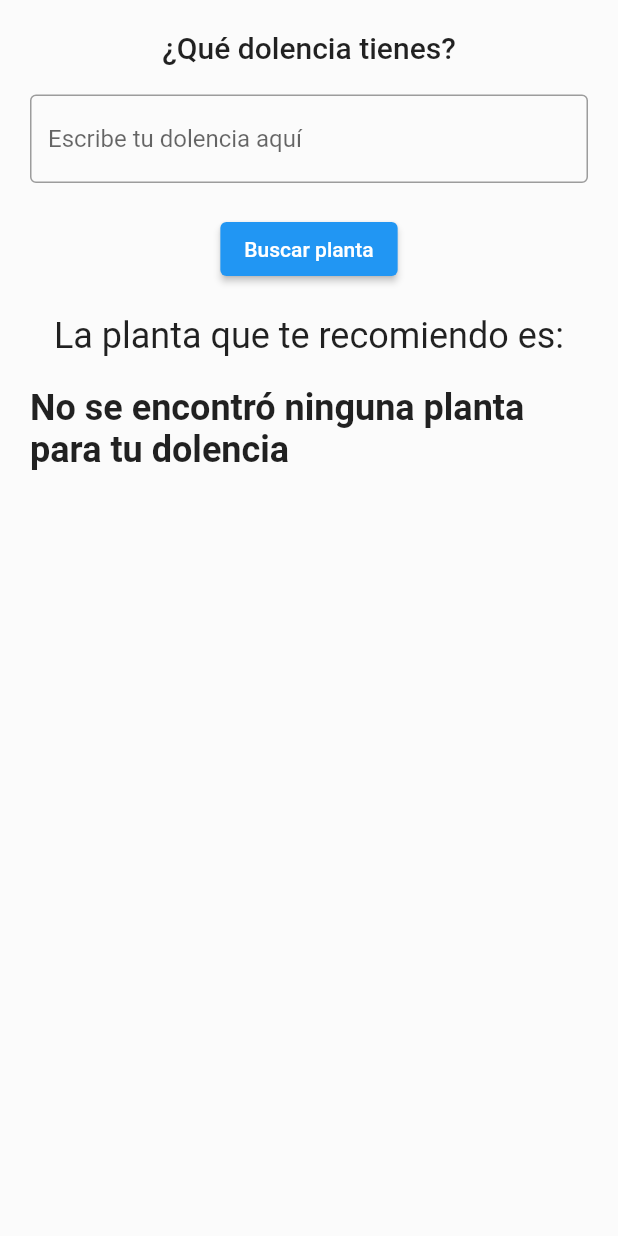
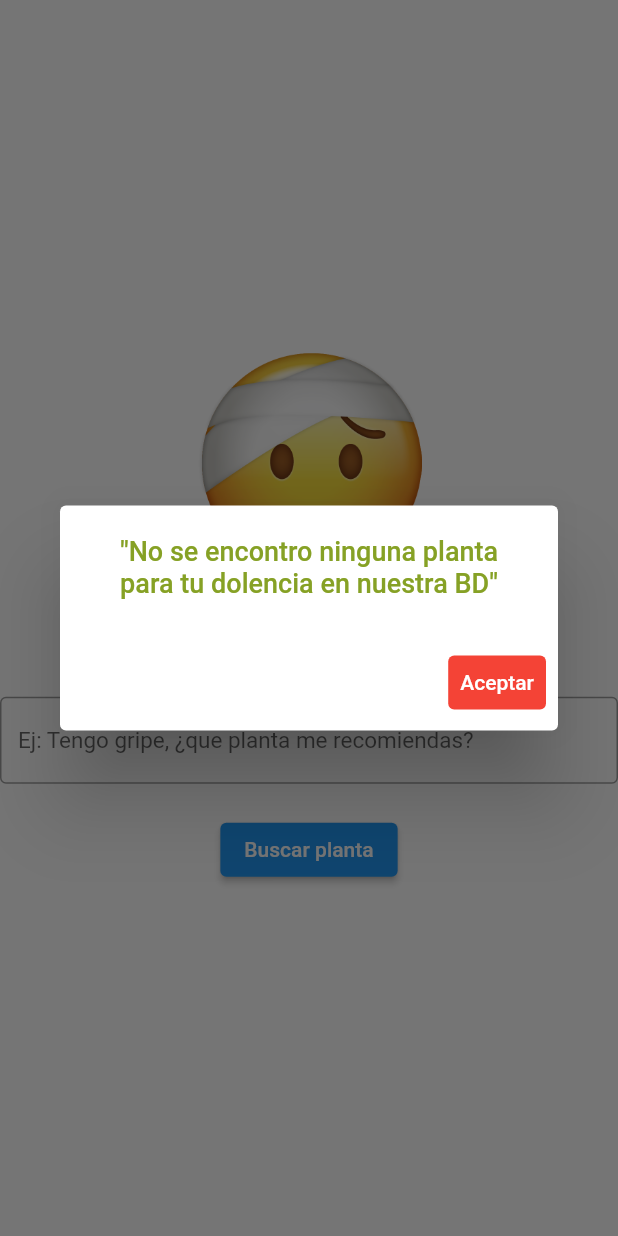
Before and after one commit to rodrygo-c-garcia/yolov8-flutter-plant-segmentation, a Flutter app: the CaptureAilment screen opened directly, after a tap on "Buscar planta", on a phone screen of 412 x 824 dp. Run offline on Flutter 3.47's test engine with Material 2 defaults, Android fonts, the phone set to English and light mode, and no system bars; our stand-ins replace camera, flutter_easyloading, fluttertoast, image_picker, screenshot; missing offline and left inert: excel, flutter_vision; Roboto replaces fonts that are missing (Helvetica).

Commit message:
refactor: modify the text entry for the disease

```diff
--- a/lib/screens/capture_ailment.dart
+++ b/lib/screens/capture_ailment.dart
@@ -20,6 +20,7 @@ class CaptureAilmentPlant extends State<CaptureAilment> {
   // Crear el controlador del campo de texto
   final TextEditingController controller = TextEditingController();
   String planta = "", descripcion = "";
+
   @override
   void initState() {
     super.initState();
@@ -67,14 +68,20 @@ class CaptureAilmentPlant extends State<CaptureAilment> {
     return Scaffold(
       body: Container(
         // Aquí agregas el widget Container
-        color: Colors.white10,
+        color: Colors.white,
         child: Center(
-          child: Padding(
-            // Aquí agregas el widget Padding
-            padding: const EdgeInsets.all(20), // valor del padding
           child: Column(
             mainAxisAlignment: MainAxisAlignment.center,
             children: <Widget>[
+              Padding(
+                padding: const EdgeInsets.fromLTRB(0, 0, 0, 20),
+                // Usa el widget Image.asset para mostrar una imagen desde los assets locales
+                child: Image.asset(
+                  'assets/images/enfermo.png',
+                  width: 150,
+                  height: 150,
+                ),
+              ),
               const Text(
                 '¿Qué dolencia tienes?',
                 style: TextStyle(
@@ -84,11 +91,27 @@ class CaptureAilmentPlant extends State<CaptureAilment> {
                 ),
               ),
               const SizedBox(height: 20),
+              const Opacity(
+                opacity: 0.5,
+                child: Text(
+                  'Escribe tu dolencia aquí',
+                  textAlign: TextAlign.left,
+                  style: TextStyle(
+                    fontSize: 15,
+                    fontFamily: "Helvetica",
+                    fontWeight: FontWeight.w300,
+                  ),
+                ),
+              ),
               TextField(
                 controller: controller,
                 decoration: const InputDecoration(
                   border: OutlineInputBorder(),
-                    hintText: 'Escribe tu dolencia aquí',
+                  hintText: 'Ej: Tengo gripe, ¿que planta me recomiendas?',
+                ),
+                style: const TextStyle(
+                  // Usa la propiedad fontSize para especificar el tamaño de la fuente en píxeles
+                  fontSize: 15,
                 ),
               ),
               const SizedBox(height: 20),
@@ -100,7 +123,6 @@ class CaptureAilmentPlant extends State<CaptureAilment> {
                   final plantaDescripcion =
                       buscarPlanta(dolencia, service.lista);
                   if (plantaDescripcion == null) {
-                      planta = "No se encontró ninguna planta para tu dolencia";
                     descripcion = "";
                   } else {
                     final partes = plantaDescripcion.split("-");
@@ -120,10 +142,10 @@ class CaptureAilmentPlant extends State<CaptureAilment> {
                       builder: (context) {
                         return AlertDialog(
                           title: const Text(
-                              "Recomendacion!",
+                            "¡Recomendacion!",
                             style: TextStyle(
                               color: Color.fromARGB(255, 37, 70, 161),
-                                fontSize: 20,
+                              fontSize: 16,
                               fontFamily: "Helvetica",
                               fontWeight: FontWeight.normal,
                             ),
@@ -131,11 +153,71 @@ class CaptureAilmentPlant extends State<CaptureAilment> {
                           content: Column(
                             mainAxisSize: MainAxisSize.min,
                             children: [
-                                Image.asset("assets/images/OIG5.jpeg"),
-
+                              Padding(
+                                padding: const EdgeInsets.fromLTRB(0, 0, 0, 20),
+                                // Usa el widget Image.asset para mostrar una imagen desde los assets locales
+                                child: Image.asset(
+                                  'assets/images/OIG5.jpeg',
+                                  width: 200,
+                                  height: 200,
+                                ),
+                              ),
                               // Aquí agregas la imagen que quieres mostrar
                               const Text(
                                 '"Por favor enfoca la planta a la cámara"',
+                                textAlign: TextAlign.center,
+                                style: TextStyle(
+                                  color: Color.fromARGB(255, 134, 161, 37),
+                                  fontSize: 18,
+                                  fontFamily: "Helvetica",
+                                  fontWeight: FontWeight.w400,
+                                ),
+                              ),
+                            ],
+                          ),
+                          actions: [
+                            TextButton(
+                              onPressed: () {
+                                // Cerrar la ventana emergente
+                                Navigator.pop(context);
+                              },
+                              style: TextButton.styleFrom(
+                                backgroundColor: Colors.red,
+                                foregroundColor: Colors.white,
+                              ),
+                              child: const Text("Cancelar"),
+                            ),
+                            TextButton(
+                              onPressed: () {
+                                // Navegar a la clase YoloV8Seg y pasar los valores de servicio.planta y service.descripcion
+                                Navigator.push(
+                                    context,
+                                    MaterialPageRoute(
+                                        builder: (context) =>
+                                            YoloVideo(vision: vision)));
+                              },
+                              style: TextButton.styleFrom(
+                                backgroundColor: Colors.green,
+                                foregroundColor: Colors.white,
+                              ),
+                              child: const Text("Continuar"),
+                            ),
+                          ],
+                        );
+                      },
+                    );
+                  } else {
+                    showDialog(
+                      context: context,
+                      builder: (context) {
+                        return AlertDialog(
+                          content: const Column(
+                            mainAxisSize: MainAxisSize.min,
+                            children: [
+                              //Image.asset("assets/images/OIG5.jpeg"),
+                              // Aquí agregas la imagen que quieres mostrar
+                              Text(
+                                '"No se encontro ninguna planta para tu dolencia en nuestra BD"',
                                 textAlign: TextAlign.center,
                                 style: TextStyle(
                                   color: Color.fromARGB(255, 134, 161, 37),
@@ -149,21 +231,6 @@ class CaptureAilmentPlant extends State<CaptureAilment> {
                           actions: [
                             TextButton(
                               onPressed: () {
-                                  // Navegar a la clase YoloV8Seg y pasar los valores de servicio.planta y service.descripcion
-                                  Navigator.push(
-                                      context,
-                                      MaterialPageRoute(
-                                          builder: (context) =>
-                                              YoloVideo(vision: vision)));
-                                },
-                                style: TextButton.styleFrom(
-                                  backgroundColor: Colors.green,
-                                  foregroundColor: Colors.white,
-                                ),
-                                child: const Text("Aceptar"),
-                              ),
-                              TextButton(
-                                onPressed: () {
                                 // Cerrar la ventana emergente
                                 Navigator.pop(context);
                               },
@@ -171,7 +238,7 @@ class CaptureAilmentPlant extends State<CaptureAilment> {
                                 backgroundColor: Colors.red,
                                 foregroundColor: Colors.white,
                               ),
-                                child: const Text("Cancelar"),
+                              child: const Text("Aceptar"),
                             ),
                           ],
                         );
@@ -181,28 +248,7 @@ class CaptureAilmentPlant extends State<CaptureAilment> {
                 },
                 child: const Text('Buscar planta'),
               ),
-                const SizedBox(height: 20),
-                const Text(
-                  'La planta que te recomiendo es:',
-                  style: TextStyle(fontSize: 24),
-                ),
-                const SizedBox(height: 20),
-                Text(
-                  service.planta,
-                  style: const TextStyle(
-                      fontSize: 24, fontWeight: FontWeight.bold),
-                ),
-                Expanded(
-                  child: SingleChildScrollView(
-                    child: Text(
-                      service.descripcion,
-                      style: const TextStyle(
-                          fontSize: 15, fontWeight: FontWeight.normal),
-                    ),
-                  ),
-                ),
             ],
-            ),
           ),
         ),
       ),
```
Lines whose indentation alone changed are shown as unchanged.
